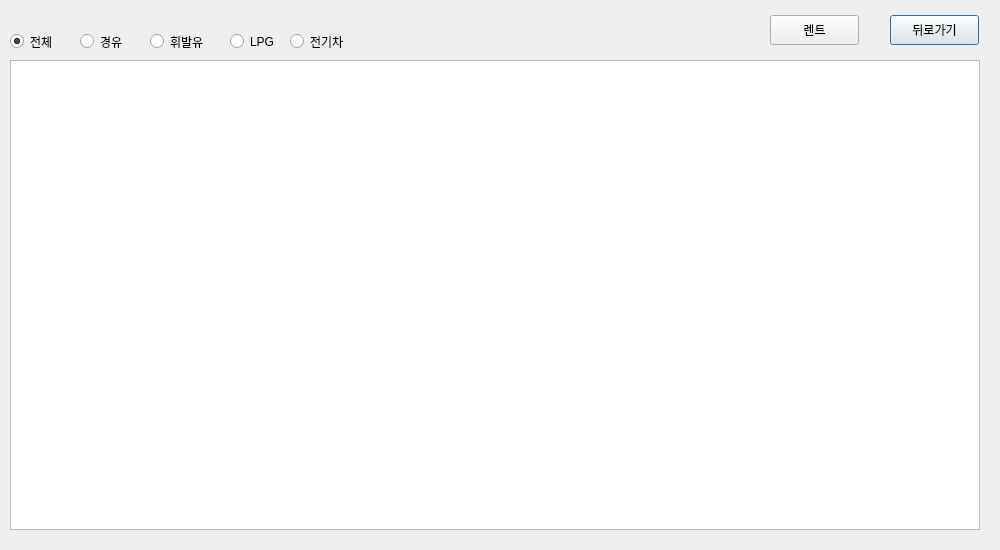
Above: Sodesucar_clnt/rent.ui from mssung34/Sodesucar before the change. Below: the same form after it.
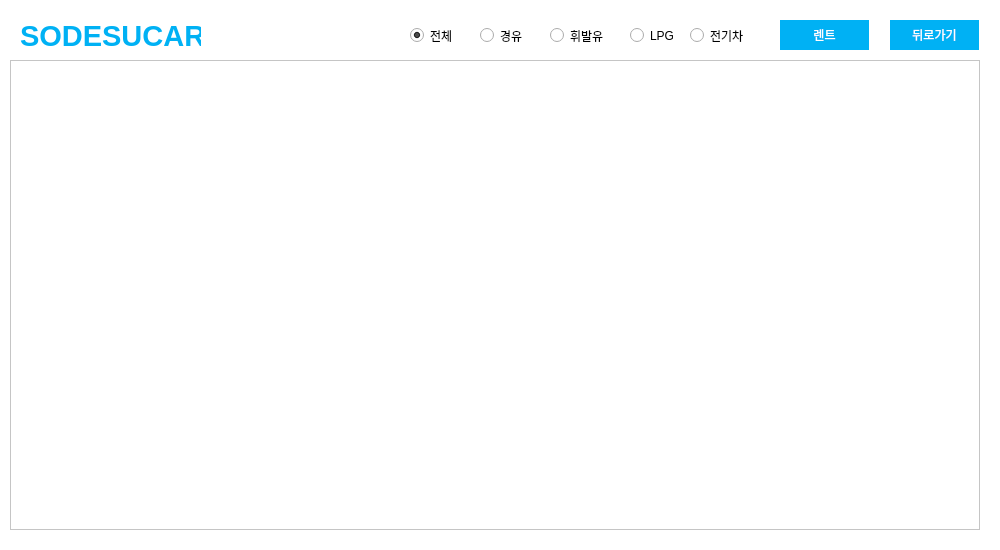
That is the form after the change.

```diff
--- a/Sodesucar_clnt/rent.ui
+++ b/Sodesucar_clnt/rent.ui
@@ -13,6 +13,9 @@
   <property name="windowTitle">
    <string>Dialog</string>
   </property>
+  <property name="styleSheet">
+   <string notr="true">background-color: rgb(255, 255, 255);</string>
+  </property>
   <widget class="QTableWidget" name="list">
    <property name="geometry">
     <rect>
@@ -39,11 +42,23 @@
    <property name="geometry">
     <rect>
      <x>890</x>
-     <y>15</y>
+     <y>20</y>
      <width>89</width>
      <height>30</height>
     </rect>
    </property>
+   <property name="styleSheet">
+    <string notr="true">QPushButton{
+	background-color: rgb(0, 177, 244);
+	color: rgb(255, 255, 255);
+    border:none
+}
+QPushButton:hover{
+	background-color: rgb(255, 255, 255);
+	color: rgb(0, 177, 244);
+   border:none
+}</string>
+   </property>
    <property name="text">
     <string>뒤로가기</string>
    </property>
@@ -51,12 +66,24 @@
   <widget class="QPushButton" name="rent_btn">
    <property name="geometry">
     <rect>
-     <x>770</x>
-     <y>15</y>
+     <x>780</x>
+     <y>20</y>
      <width>89</width>
      <height>30</height>
     </rect>
    </property>
+   <property name="styleSheet">
+    <string notr="true">QPushButton{
+	background-color: rgb(0, 177, 244);
+	color: rgb(255, 255, 255);
+    border:none
+}
+QPushButton:hover{
+	background-color: rgb(255, 255, 255);
+	color: rgb(0, 177, 244);
+   border:none
+}</string>
+   </property>
    <property name="text">
     <string>렌트</string>
    </property>
@@ -64,8 +91,8 @@
   <widget class="QRadioButton" name="all">
    <property name="geometry">
     <rect>
-     <x>10</x>
-     <y>30</y>
+     <x>410</x>
+     <y>24</y>
      <width>51</width>
      <height>23</height>
     </rect>
@@ -80,8 +107,8 @@
   <widget class="QRadioButton" name="diesel">
    <property name="geometry">
     <rect>
-     <x>80</x>
-     <y>30</y>
+     <x>480</x>
+     <y>24</y>
      <width>51</width>
      <height>23</height>
     </rect>
@@ -93,8 +120,8 @@
   <widget class="QRadioButton" name="gasoline">
    <property name="geometry">
     <rect>
-     <x>150</x>
-     <y>30</y>
+     <x>550</x>
+     <y>24</y>
      <width>61</width>
      <height>23</height>
     </rect>
@@ -106,8 +133,8 @@
   <widget class="QRadioButton" name="lpg">
    <property name="geometry">
     <rect>
-     <x>230</x>
-     <y>30</y>
+     <x>630</x>
+     <y>24</y>
      <width>51</width>
      <height>23</height>
     </rect>
@@ -119,8 +146,8 @@
   <widget class="QRadioButton" name="elec">
    <property name="geometry">
     <rect>
-     <x>290</x>
-     <y>30</y>
+     <x>690</x>
+     <y>24</y>
      <width>61</width>
      <height>23</height>
     </rect>
@@ -129,6 +156,29 @@
     <string>전기차</string>
    </property>
   </widget>
+  <widget class="QLabel" name="label">
+   <property name="geometry">
+    <rect>
+     <x>20</x>
+     <y>20</y>
+     <width>181</width>
+     <height>31</height>
+    </rect>
+   </property>
+   <property name="font">
+    <font>
+     <pointsize>22</pointsize>
+     <weight>75</weight>
+     <bold>true</bold>
+    </font>
+   </property>
+   <property name="styleSheet">
+    <string notr="true">color: rgb(0, 177, 244);</string>
+   </property>
+   <property name="text">
+    <string>SODESUCAR</string>
+   </property>
+  </widget>
  </widget>
  <resources/>
  <connections/>
```
